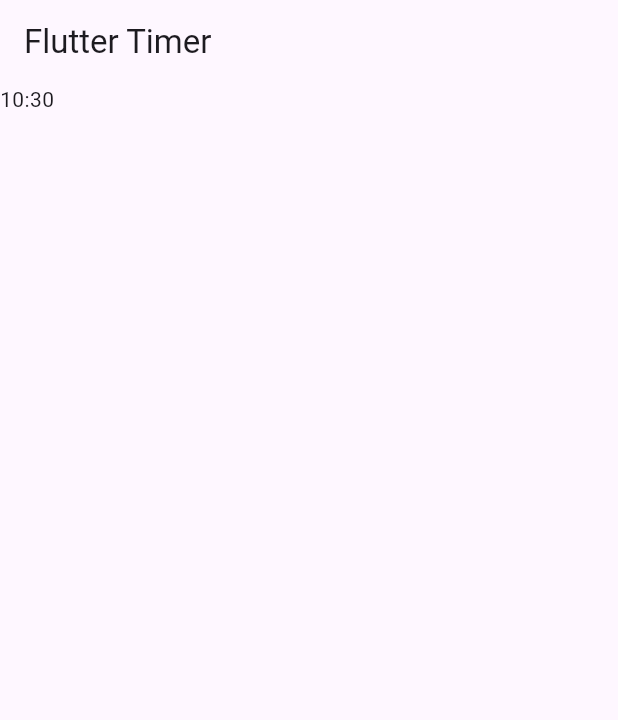
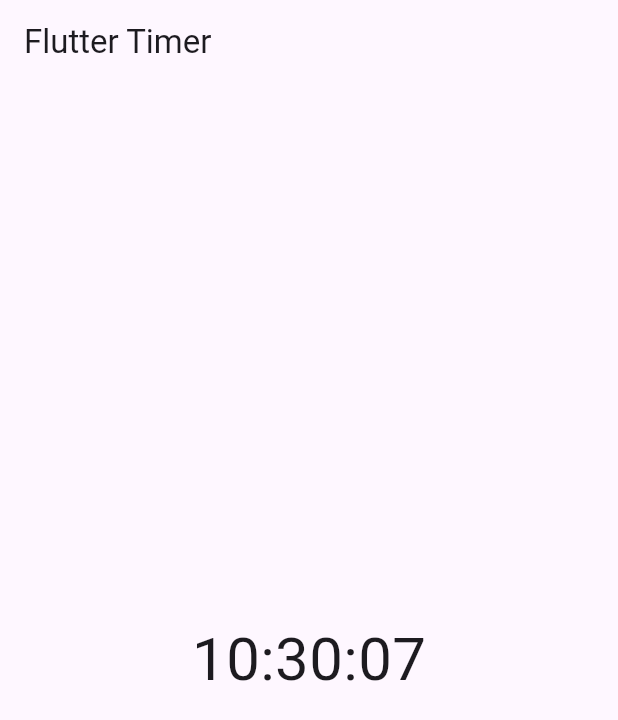
Before and after one commit to happyheeon/flutter, a Flutter app: the screen it shows after launch, on a phone screen of 412 x 824 dp. Shown: the top 720 px of the screen. Run offline on Flutter 3.47's test engine with Material 3 defaults, Android fonts, the phone set to English and light mode, and no system bars.

Commit message:
add home_screen

```diff
--- a/gitflutter/lib/screens/home_screen.dart
+++ b/gitflutter/lib/screens/home_screen.dart
@@ -1,20 +1,46 @@
+import 'dart:async';
 import 'package:flutter/material.dart';
 
-// ignore: must_be_immutable
 class HomeScreen extends StatefulWidget {
-  DateTime dt = DateTime.now();
-  HomeScreen({super.key});
+  const HomeScreen({super.key});
 
   @override
   State<HomeScreen> createState() => _HomeScreenState();
 }
 
 class _HomeScreenState extends State<HomeScreen> {
+  late Timer timer;
+  DateTime dt = DateTime.now();
+
+  @override
+  void initState() {
+    super.initState();
+    // Update time every second
+    timer = Timer.periodic(const Duration(seconds: 1), (Timer t) {
+      setState(() {
+        dt = DateTime.now();
+      });
+    });
+  }
+
+  @override
+  void dispose() {
+    timer.cancel(); // Prevent memory leaks
+    super.dispose();
+  }
+
   @override
   Widget build(BuildContext context) {
     return Scaffold(
-      appBar: AppBar(title: Text("Flutter Timer")),
-      body: Column(children: [Text('${widget.dt.hour}:${widget.dt.minute}')]),
+      appBar: AppBar(title: const Text("Flutter Timer")),
+      body: Center(
+        child: Text(
+          "${dt.hour.toString().padLeft(2, '0')}:"
+          "${dt.minute.toString().padLeft(2, '0')}:"
+          "${dt.second.toString().padLeft(2, '0')}",
+          style: const TextStyle(fontSize: 40),
+        ),
+      ),
     );
   }
 }
```
